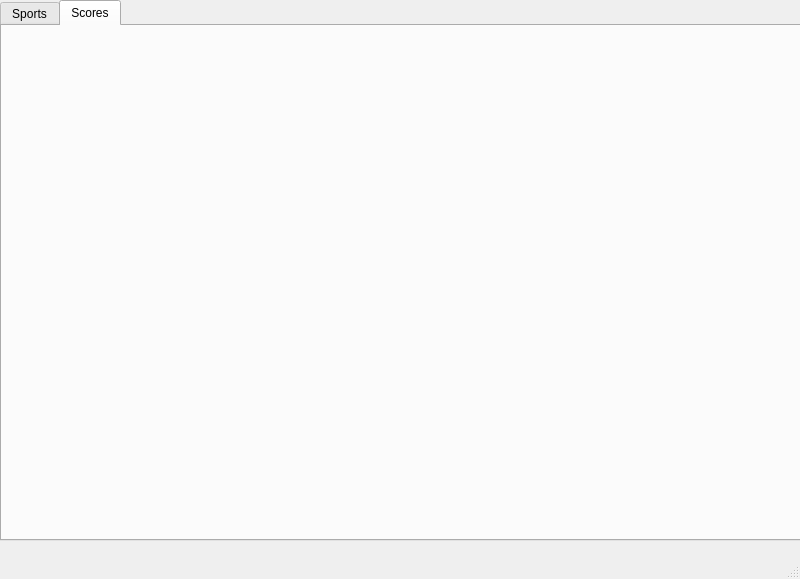
This is src/ui/mainwindow.ui in PHANTOM-2004/GameStatistics as Qt 5 draws it before an edit. The edited form follows.
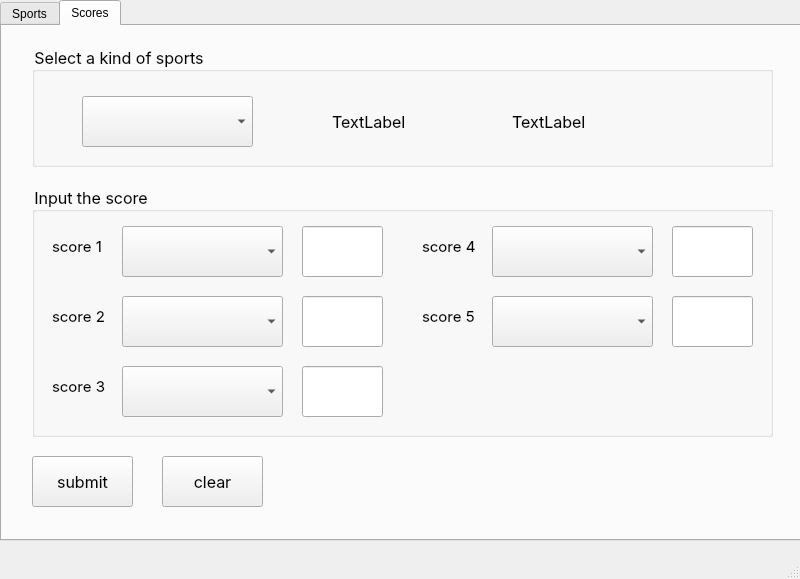
This is the edited form. The open tabs and pages were chosen to show the change.

Commit message: set sports list uneditable, design score insert ui

What changed in the file:
```diff
--- a/src/ui/mainwindow.ui
+++ b/src/ui/mainwindow.ui
@@ -80,6 +80,331 @@
      <attribute name="title">
       <string>Scores</string>
      </attribute>
+     <widget class="QPushButton" name="pushButton">
+      <property name="geometry">
+       <rect>
+        <x>30</x>
+        <y>430</y>
+        <width>101</width>
+        <height>51</height>
+       </rect>
+      </property>
+      <property name="font">
+       <font>
+        <family>SF Pro Text</family>
+        <pointsize>12</pointsize>
+       </font>
+      </property>
+      <property name="text">
+       <string>submit</string>
+      </property>
+     </widget>
+     <widget class="QPushButton" name="pushButton_2">
+      <property name="geometry">
+       <rect>
+        <x>160</x>
+        <y>430</y>
+        <width>101</width>
+        <height>51</height>
+       </rect>
+      </property>
+      <property name="font">
+       <font>
+        <family>SF Pro Text</family>
+        <pointsize>12</pointsize>
+       </font>
+      </property>
+      <property name="text">
+       <string>clear</string>
+      </property>
+     </widget>
+     <widget class="QGroupBox" name="sportsSelectBox">
+      <property name="geometry">
+       <rect>
+        <x>30</x>
+        <y>20</y>
+        <width>741</width>
+        <height>121</height>
+       </rect>
+      </property>
+      <property name="font">
+       <font>
+        <family>SF Pro Text</family>
+        <pointsize>12</pointsize>
+       </font>
+      </property>
+      <property name="styleSheet">
+       <string notr="true">QGroupBox::title { font-size: 14px; }</string>
+      </property>
+      <property name="title">
+       <string>Select a kind of sports</string>
+      </property>
+      <widget class="QComboBox" name="sportsCombo">
+       <property name="geometry">
+        <rect>
+         <x>50</x>
+         <y>50</y>
+         <width>171</width>
+         <height>51</height>
+        </rect>
+       </property>
+      </widget>
+      <widget class="QLabel" name="sportsGenderLabel">
+       <property name="geometry">
+        <rect>
+         <x>300</x>
+         <y>50</y>
+         <width>141</width>
+         <height>51</height>
+        </rect>
+       </property>
+       <property name="font">
+        <font>
+         <family>SF Pro Text</family>
+         <pointsize>12</pointsize>
+        </font>
+       </property>
+       <property name="text">
+        <string>TextLabel</string>
+       </property>
+      </widget>
+      <widget class="QLabel" name="sportsTypeLabel">
+       <property name="geometry">
+        <rect>
+         <x>480</x>
+         <y>50</y>
+         <width>141</width>
+         <height>51</height>
+        </rect>
+       </property>
+       <property name="font">
+        <font>
+         <family>SF Pro Text</family>
+         <pointsize>12</pointsize>
+        </font>
+       </property>
+       <property name="text">
+        <string>TextLabel</string>
+       </property>
+      </widget>
+     </widget>
+     <widget class="QGroupBox" name="scoreInputBox">
+      <property name="geometry">
+       <rect>
+        <x>30</x>
+        <y>160</y>
+        <width>741</width>
+        <height>251</height>
+       </rect>
+      </property>
+      <property name="font">
+       <font>
+        <family>SF Pro Text</family>
+        <pointsize>12</pointsize>
+       </font>
+      </property>
+      <property name="styleSheet">
+       <string notr="true">QGroupBox::title { font-size: 14px; }</string>
+      </property>
+      <property name="title">
+       <string>Input the score</string>
+      </property>
+      <widget class="QComboBox" name="countryComboBox1">
+       <property name="geometry">
+        <rect>
+         <x>90</x>
+         <y>40</y>
+         <width>161</width>
+         <height>51</height>
+        </rect>
+       </property>
+      </widget>
+      <widget class="QLineEdit" name="countryScoreLineEdit1">
+       <property name="geometry">
+        <rect>
+         <x>270</x>
+         <y>40</y>
+         <width>81</width>
+         <height>51</height>
+        </rect>
+       </property>
+      </widget>
+      <widget class="QComboBox" name="countryComboBox2">
+       <property name="geometry">
+        <rect>
+         <x>90</x>
+         <y>110</y>
+         <width>161</width>
+         <height>51</height>
+        </rect>
+       </property>
+      </widget>
+      <widget class="QLineEdit" name="countryScoreLineEdit2">
+       <property name="geometry">
+        <rect>
+         <x>270</x>
+         <y>110</y>
+         <width>81</width>
+         <height>51</height>
+        </rect>
+       </property>
+      </widget>
+      <widget class="QLineEdit" name="countryScoreLineEdit3">
+       <property name="geometry">
+        <rect>
+         <x>270</x>
+         <y>180</y>
+         <width>81</width>
+         <height>51</height>
+        </rect>
+       </property>
+      </widget>
+      <widget class="QComboBox" name="countryComboBox3">
+       <property name="geometry">
+        <rect>
+         <x>90</x>
+         <y>180</y>
+         <width>161</width>
+         <height>51</height>
+        </rect>
+       </property>
+      </widget>
+      <widget class="QComboBox" name="countryComboBox4">
+       <property name="geometry">
+        <rect>
+         <x>460</x>
+         <y>40</y>
+         <width>161</width>
+         <height>51</height>
+        </rect>
+       </property>
+      </widget>
+      <widget class="QLineEdit" name="countryScoreLineEdit4">
+       <property name="geometry">
+        <rect>
+         <x>640</x>
+         <y>40</y>
+         <width>81</width>
+         <height>51</height>
+        </rect>
+       </property>
+      </widget>
+      <widget class="QComboBox" name="countryComboBox5">
+       <property name="geometry">
+        <rect>
+         <x>460</x>
+         <y>110</y>
+         <width>161</width>
+         <height>51</height>
+        </rect>
+       </property>
+      </widget>
+      <widget class="QLineEdit" name="countryScoreLineEdit5">
+       <property name="geometry">
+        <rect>
+         <x>640</x>
+         <y>110</y>
+         <width>81</width>
+         <height>51</height>
+        </rect>
+       </property>
+      </widget>
+      <widget class="QLabel" name="label">
+       <property name="geometry">
+        <rect>
+         <x>20</x>
+         <y>40</y>
+         <width>71</width>
+         <height>41</height>
+        </rect>
+       </property>
+       <property name="font">
+        <font>
+         <family>SF Pro Text</family>
+         <pointsize>11</pointsize>
+        </font>
+       </property>
+       <property name="text">
+        <string>score 1</string>
+       </property>
+      </widget>
+      <widget class="QLabel" name="label_2">
+       <property name="geometry">
+        <rect>
+         <x>20</x>
+         <y>110</y>
+         <width>71</width>
+         <height>41</height>
+        </rect>
+       </property>
+       <property name="font">
+        <font>
+         <family>SF Pro Text</family>
+         <pointsize>11</pointsize>
+        </font>
+       </property>
+       <property name="text">
+        <string>score 2</string>
+       </property>
+      </widget>
+      <widget class="QLabel" name="label_3">
+       <property name="geometry">
+        <rect>
+         <x>20</x>
+         <y>180</y>
+         <width>71</width>
+         <height>41</height>
+        </rect>
+       </property>
+       <property name="font">
+        <font>
+         <family>SF Pro Text</family>
+         <pointsize>11</pointsize>
+        </font>
+       </property>
+       <property name="text">
+        <string>score 3</string>
+       </property>
+      </widget>
+      <widget class="QLabel" name="label_4">
+       <property name="geometry">
+        <rect>
+         <x>390</x>
+         <y>40</y>
+         <width>71</width>
+         <height>41</height>
+        </rect>
+       </property>
+       <property name="font">
+        <font>
+         <family>SF Pro Text</family>
+         <pointsize>11</pointsize>
+        </font>
+       </property>
+       <property name="text">
+        <string>score 4</string>
+       </property>
+      </widget>
+      <widget class="QLabel" name="label_5">
+       <property name="geometry">
+        <rect>
+         <x>390</x>
+         <y>110</y>
+         <width>71</width>
+         <height>41</height>
+        </rect>
+       </property>
+       <property name="font">
+        <font>
+         <family>SF Pro Text</family>
+         <pointsize>11</pointsize>
+        </font>
+       </property>
+       <property name="text">
+        <string>score 5</string>
+       </property>
+      </widget>
+     </widget>
     </widget>
    </widget>
   </widget>
```
Left out of the diff: 4 changed lines with no effect on the pictures. The commit also changes 1 other file.
